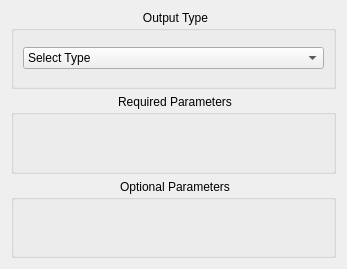
ExperimentalMineralPhysics/Continuous-Peak-Fit, file Widgets/Output_Widget.ui: the form before one commit.
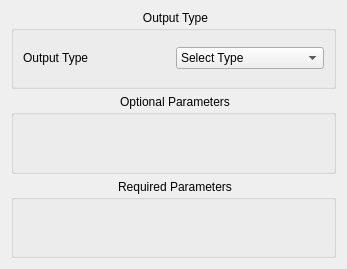
The form after the commit.

Commit message: update ui for output tab

Patch:
```diff
--- a/Widgets/Output_Widget.ui
+++ b/Widgets/Output_Widget.ui
@@ -27,7 +27,7 @@
 }</string>
      </property>
      <property name="title">
-      <string>Required Parameters</string>
+      <string>Optional Parameters</string>
      </property>
      <layout class="QGridLayout" name="gridLayout_3"/>
     </widget>
@@ -45,7 +45,7 @@
 }</string>
      </property>
      <property name="title">
-      <string>Optional Parameters</string>
+      <string>Required Parameters</string>
      </property>
      <layout class="QGridLayout" name="gridLayout_2"/>
     </widget>
@@ -67,8 +67,14 @@
       <string>Output Type</string>
      </property>
      <layout class="QGridLayout" name="gridLayout_4">
-      <item row="0" column="0">
+      <item row="0" column="1">
        <widget class="QComboBox" name="Output_Type_comboBox">
+        <property name="sizePolicy">
+         <sizepolicy hsizetype="Preferred" vsizetype="Preferred">
+          <horstretch>0</horstretch>
+          <verstretch>0</verstretch>
+         </sizepolicy>
+        </property>
         <property name="styleSheet">
          <string notr="true"/>
         </property>
@@ -104,6 +110,19 @@
         </item>
        </widget>
       </item>
+      <item row="0" column="0">
+       <widget class="QLabel" name="label">
+        <property name="sizePolicy">
+         <sizepolicy hsizetype="Preferred" vsizetype="Fixed">
+          <horstretch>0</horstretch>
+          <verstretch>0</verstretch>
+         </sizepolicy>
+        </property>
+        <property name="text">
+         <string>Output Type</string>
+        </property>
+       </widget>
+      </item>
      </layout>
     </widget>
    </item>
```
